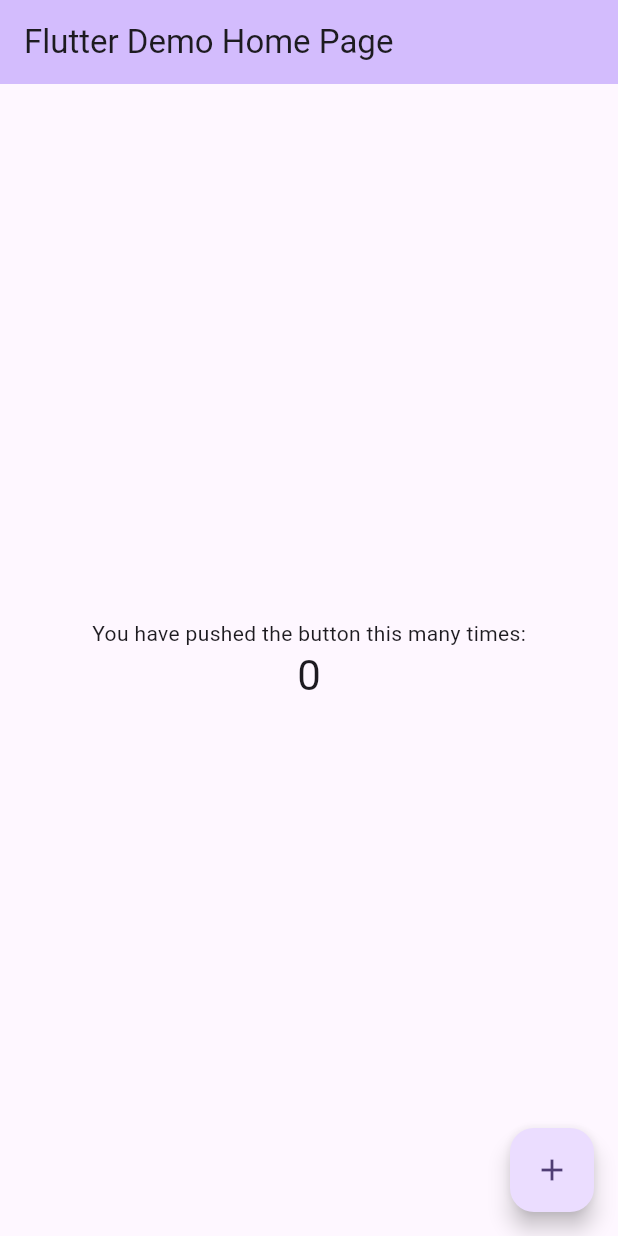
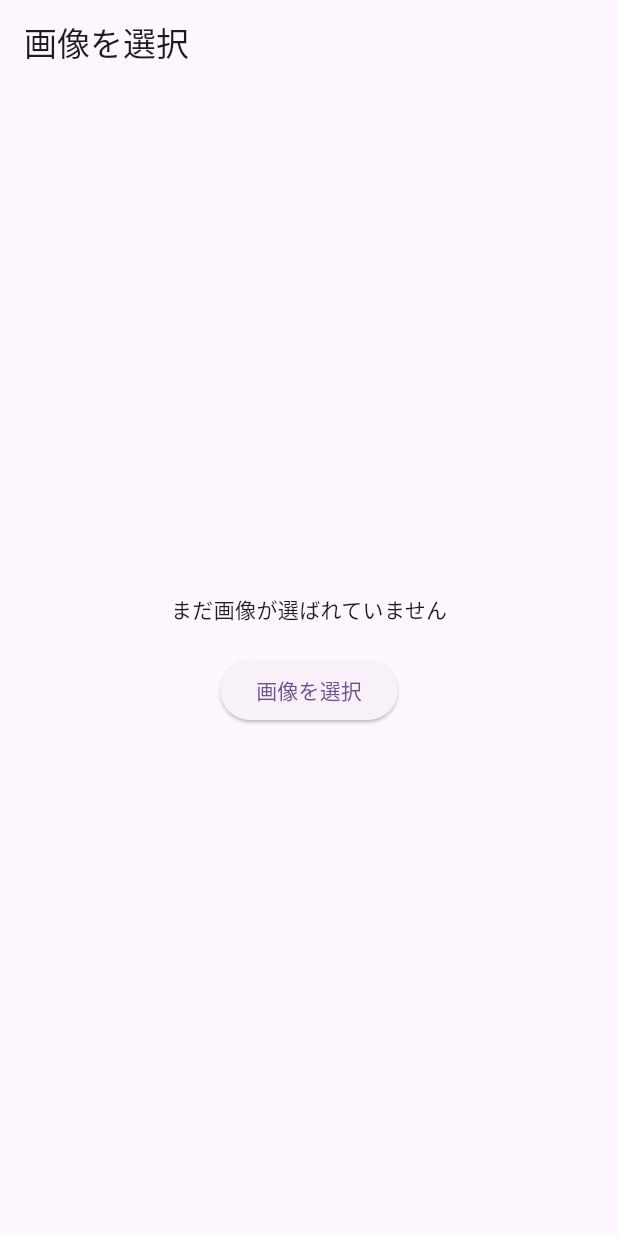
Before and after one commit to i-kondou/hack_village, a Flutter app: the screen it shows after launch, on a phone screen of 412 x 824 dp. Run offline on Flutter 3.47's test engine with Material 3 defaults, Android fonts, the phone set to English and light mode, and no system bars; our stand-ins replace image_picker.

Commit message:
画像ピッカー実装

```diff
--- /dev/null
+++ b/dietitian/lib/camera_page.dart
@@ -0,0 +1,62 @@
+import 'dart:typed_data';
+import 'dart:io' as io show File;
+import 'package:flutter/foundation.dart' show kIsWeb;
+import 'package:flutter/material.dart';
+import 'package:image_picker/image_picker.dart';
+
+class CameraPage extends StatefulWidget {
+  @override
+  _CameraPageState createState() => _CameraPageState();
+}
+
+class _CameraPageState extends State<CameraPage> {
+  Uint8List? _imageBytes;
+  io.File? _imageFile; // モバイル向け
+  final ImagePicker _picker = ImagePicker();
+
+  Future<void> _pickImage() async {
+    final pickedFile = await _picker.pickImage(source: ImageSource.camera); // Webではfile pickerとして動作
+
+    if (pickedFile != null) {
+      if (kIsWeb) {
+        final bytes = await pickedFile.readAsBytes();
+        setState(() {
+          _imageBytes = bytes;
+        });
+      } else {
+        setState(() {
+          _imageFile = io.File(pickedFile.path);
+        });
+      }
+    }
+  }
+
+  @override
+  Widget build(BuildContext context) {
+    Widget imageWidget;
+    if (kIsWeb && _imageBytes != null) {
+      imageWidget = Image.memory(_imageBytes!);
+    } else if (!kIsWeb && _imageFile != null) {
+      imageWidget = Image.file(_imageFile!);
+    } else {
+      imageWidget = Text('まだ画像が選ばれていません');
+    }
+
+    return Scaffold(
+      appBar: AppBar(title: Text('画像を選択')),
+      body: Center(
+        child: Column(
+          mainAxisAlignment: MainAxisAlignment.center,
+          children: [
+            imageWidget,
+            SizedBox(height: 20),
+            ElevatedButton(
+              onPressed: _pickImage,
+              child: Text('画像を選択'),
+            ),
+          ],
+        ),
+      ),
+    );
+  }
+}
--- a/dietitian/lib/main.dart
+++ b/dietitian/lib/main.dart
@@ -1,6 +1,5 @@
 import 'package:flutter/material.dart';
-import 'package:firebase_core/firebase_core.dart';
-//import 'firebase_options.dart';
+import 'camera_page.dart';
 
 void main() async {
     WidgetsFlutterBinding.ensureInitialized();
@@ -38,7 +37,7 @@
         // tested with just a hot reload.
         colorScheme: ColorScheme.fromSeed(seedColor: Colors.deepPurple),
       ),
-      home: const MyHomePage(title: 'Flutter Demo Home Page'),
+      home: CameraPage(),
     );
   }
 }
```
